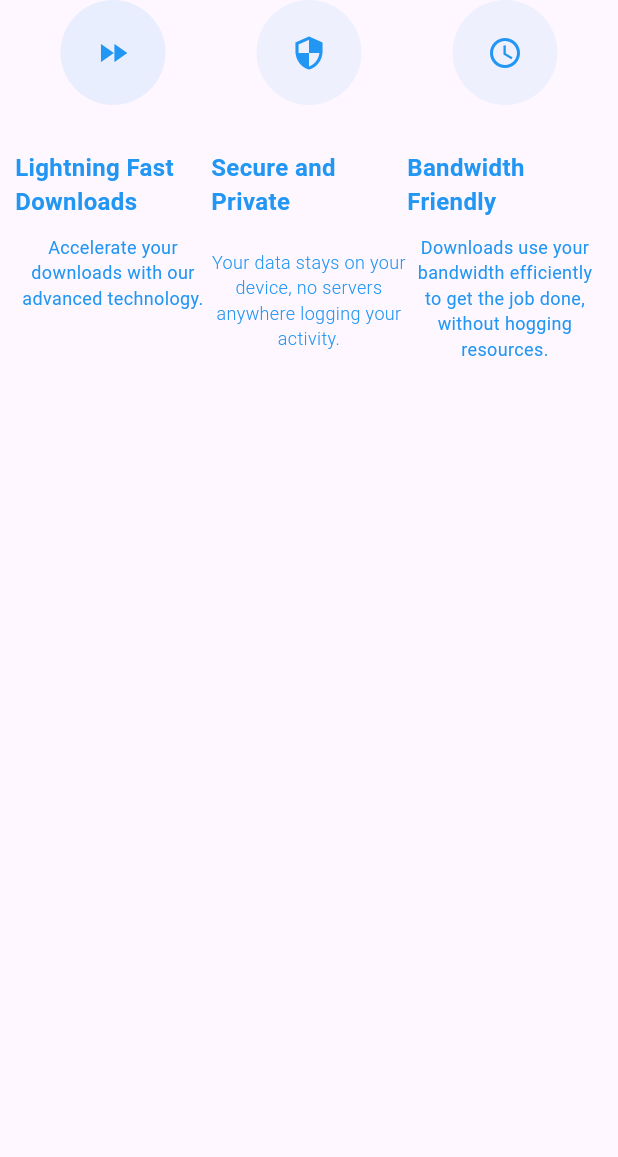
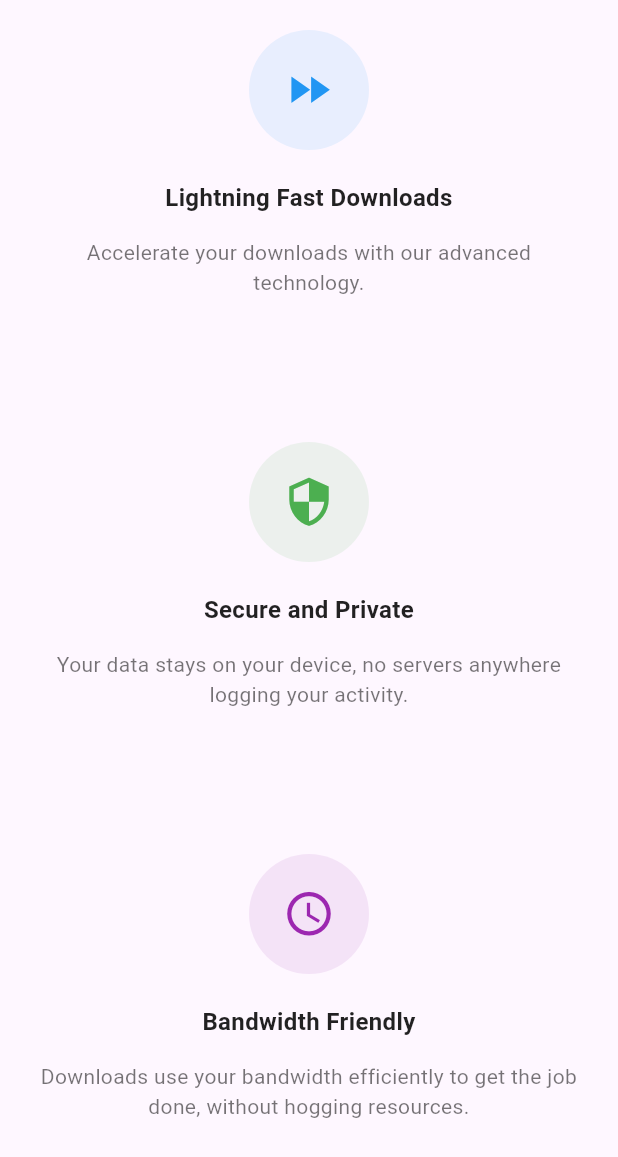
Before and after one commit to ThatLinuxGuyYouKnow/TurboShark-website-, a Flutter app: the FeatureSection widget shown alone on an empty page, opened directly, on a phone screen of 412 x 824 dp. Shown: the top 1157 px of the screen. Run offline on Flutter 3.47's test engine with Material 3 defaults, Android fonts, the phone set to English and light mode, and no system bars; our stand-ins replace google_fonts; Roboto replaces fonts that are missing (Ubuntu).

Commit message:
chore: tidied feature code

```diff
--- a/lib/UI/sections/featureSection.dart
+++ b/lib/UI/sections/featureSection.dart
@@ -3,128 +3,111 @@ import 'package:flutter/widgets.dart';
 import 'package:google_fonts/google_fonts.dart';
 
 class FeatureSection extends StatelessWidget {
+  @override
   Widget build(BuildContext context) {
     final double screenWidth = MediaQuery.of(context).size.width;
+
     return Padding(
-      padding: EdgeInsets.symmetric(horizontal: screenWidth > 900 ? 80.0 : 10),
-      child: Row(
-        mainAxisAlignment: screenWidth > 900
-            ? MainAxisAlignment.spaceBetween
-            : MainAxisAlignment.center,
-        children: [
-          Expanded(
+      padding:
+          EdgeInsets.symmetric(horizontal: screenWidth > 900 ? 80.0 : 20.0),
+      child: LayoutBuilder(
+        builder: (context, constraints) {
+          return screenWidth > 900
+              ? Row(
+                  mainAxisAlignment: MainAxisAlignment.spaceBetween,
+                  crossAxisAlignment: CrossAxisAlignment.start,
+                  children: _buildFeatureColumns(screenWidth),
+                )
+              : Column(
+                  children: _buildFeatureColumns(screenWidth),
+                );
+        },
+      ),
+    );
+  }
+
+  List<Widget> _buildFeatureColumns(double screenWidth) {
+    return [
+      _buildFeatureColumn(
+        icon: Icons.fast_forward,
+        iconColor: Colors.blue,
+        backgroundColor: Colors.blue.shade200.withOpacity(0.2),
+        title: 'Lightning Fast Downloads',
+        description: 'Accelerate your downloads with our advanced technology.',
+        screenWidth: screenWidth,
+      ),
+      _buildFeatureColumn(
+        icon: Icons.security,
+        iconColor: Colors.green,
+        backgroundColor: Colors.green.shade200.withOpacity(0.2),
+        title: 'Secure and Private',
+        description:
+            'Your data stays on your device, no servers anywhere logging your activity.',
+        screenWidth: screenWidth,
+      ),
+      _buildFeatureColumn(
+        icon: Icons.schedule,
+        iconColor: Colors.purple,
+        backgroundColor: Colors.purple.shade200.withOpacity(0.2),
+        title: 'Bandwidth Friendly',
+        description:
+            'Downloads use your bandwidth efficiently to get the job done, without hogging resources.',
+        screenWidth: screenWidth,
+      ),
+    ];
+  }
+
+  Widget _buildFeatureColumn({
+    required IconData icon,
+    required Color iconColor,
+    required Color backgroundColor,
+    required String title,
+    required String description,
+    required double screenWidth,
+  }) {
+    final bool isWideScreen = screenWidth > 900;
+
+    return Expanded(
+      child: Padding(
+        padding: EdgeInsets.symmetric(
+          horizontal: isWideScreen ? 15.0 : 0,
+          vertical: 20.0,
+        ),
         child: Column(
+          mainAxisAlignment: MainAxisAlignment.start,
           children: [
             CircleAvatar(
-                  radius: 35,
-                  backgroundColor: Colors.blue.shade200.withOpacity(.2),
-                  child: const Icon(
-                    Icons.fast_forward,
-                    color: Colors.blue,
+              radius: 40,
+              backgroundColor: backgroundColor,
+              child: Icon(
+                icon,
+                color: iconColor,
+                size: 35,
               ),
             ),
-                SizedBox(
-                  height: 30,
-                ),
+            SizedBox(height: 20),
             Text(
-                  'Lightning Fast Downloads',
-                  style: GoogleFonts.ubuntu(
-                      fontSize: screenWidth > 900 ? 20 : 16,
-                      color: Colors.blue,
-                      fontWeight: FontWeight.bold),
-                ),
-                SizedBox(
-                  height: 10,
-                ),
-                Text(
-                  'Accelerate your downloads with our advanced technology.',
+              title,
               textAlign: TextAlign.center,
               style: GoogleFonts.ubuntu(
-                    fontSize: screenWidth > 900 ? 16 : 12,
-                    color: Colors.blue,
-                    fontWeight:
-                        screenWidth > 900 ? FontWeight.w600 : FontWeight.w400,
+                fontSize: isWideScreen ? 20 : 16,
+                color: Colors.black87,
+                fontWeight: FontWeight.bold,
+              ),
+            ),
+            SizedBox(height: 15),
+            Text(
+              description,
+              textAlign: TextAlign.center,
+              style: GoogleFonts.ubuntu(
+                fontSize: isWideScreen ? 16 : 14,
+                color: Colors.black54,
+                fontWeight: isWideScreen ? FontWeight.w500 : FontWeight.w400,
               ),
             )
           ],
         ),
       ),
-          Expanded(
-            child: Column(
-              children: [
-                CircleAvatar(
-                  radius: 35,
-                  backgroundColor: Colors.blue.shade300.withOpacity(.1),
-                  child: Icon(
-                    Icons.security,
-                    color: Colors.blue,
-                  ),
-                ),
-                SizedBox(
-                  height: 30,
-                ),
-                Text(
-                  'Secure and Private',
-                  style: GoogleFonts.ubuntu(
-                      fontSize: screenWidth > 900 ? 20 : 16,
-                      color: Colors.blue,
-                      fontWeight: FontWeight.bold),
-                ),
-                SizedBox(
-                  height: 20,
-                ),
-                Text(
-                  'Your data stays on your device, no servers anywhere logging your activity.',
-                  textAlign: TextAlign.center,
-                  style: GoogleFonts.ubuntu(
-                    fontSize: screenWidth > 900 ? 16 : 12,
-                    color: Colors.blue,
-                    fontWeight:
-                        screenWidth > 900 ? FontWeight.w500 : FontWeight.w300,
-                  ),
-                )
-              ],
-            ),
-          ),
-          Expanded(
-            child: Column(
-              children: [
-                CircleAvatar(
-                  radius: 35,
-                  backgroundColor: Colors.blue.shade300.withOpacity(.1),
-                  child: Icon(
-                    Icons.schedule,
-                    color: Colors.blue,
-                  ),
-                ),
-                SizedBox(
-                  height: 30,
-                ),
-                Text(
-                  'Bandwidth Friendly',
-                  style: GoogleFonts.ubuntu(
-                      fontSize: screenWidth > 900 ? 20 : 16,
-                      color: Colors.blue,
-                      fontWeight: FontWeight.bold),
-                ),
-                SizedBox(
-                  height: 10,
-                ),
-                Text(
-                  'Downloads use your bandwidth efficiently to get the job done, without hogging resources.',
-                  textAlign: TextAlign.center,
-                  style: GoogleFonts.ubuntu(
-                    fontSize: screenWidth > 900 ? 16 : 12,
-                    color: Colors.blue,
-                    fontWeight:
-                        screenWidth > 900 ? FontWeight.w600 : FontWeight.w400,
-                  ),
-                )
-              ],
-            ),
-          ),
-        ],
-      ),
     );
   }
 }
```
Lines whose indentation alone changed are shown as unchanged.
